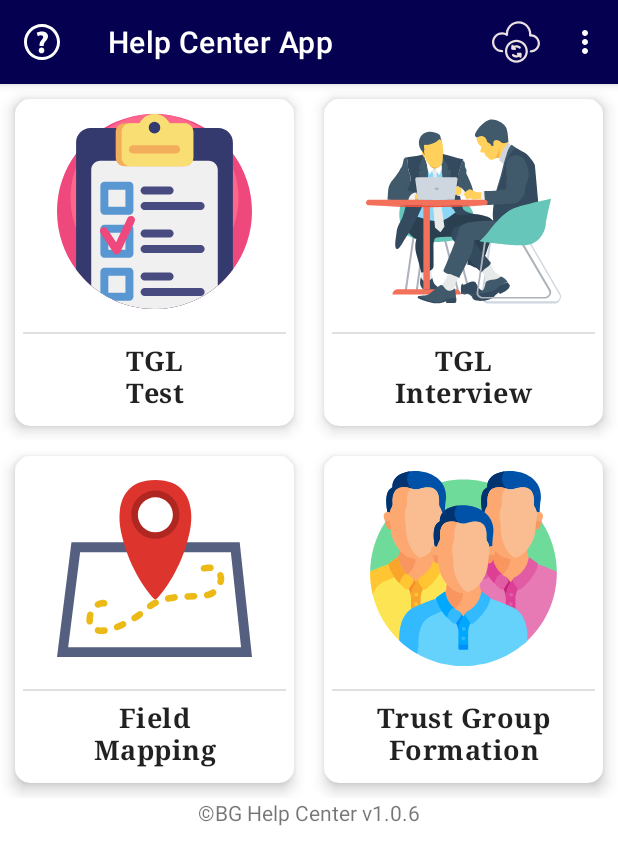
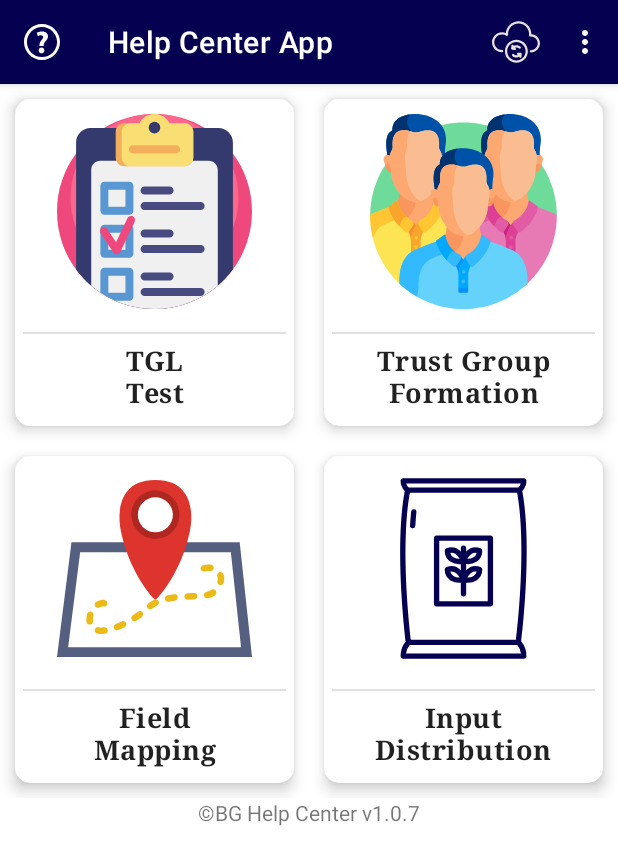
Before and after one commit to BabbanGonaDev/help-center, an Android app: the HomePage screen opened directly, with no data from a screen before it, on a phone screen of 412 x 824 dp. Shown: the top 865 px of the screen. Run offline under Robolectric (Android 15) with nearby library versions, the phone set to English and light mode, and no system bars; our stand-ins replace Room's generated code; Roboto replaces fonts that are not available here.

Commit message:
Replaced "TGL Interview" with Input Distribution "id" since both tgl_test and tgl_interview are together

```diff
--- a/app/build.gradle
+++ b/app/build.gradle
@@ -1,13 +1,13 @@
-apply plugin: 'com.android.library'
+apply plugin: 'com.android.application'
 
 android {
     compileSdkVersion 29
     defaultConfig {
-        //applicationId "com.bgenterprise.helpcentermodule"
+        applicationId "com.bgenterprise.helpcentermodule"
         minSdkVersion 21
         targetSdkVersion 29
         versionCode 1
-        versionName "1.0.6"
+        versionName "1.0.7"
         testInstrumentationRunner "androidx.test.runner.AndroidJUnitRunner"
     }
     buildTypes {
--- a/app/src/main/AndroidManifest.xml
+++ b/app/src/main/AndroidManifest.xml
@@ -27,11 +27,11 @@
             android:name=".SplashScreen"
             android:theme="@style/Theme.MaterialComponents.Light.NoActionBar" />
         <activity android:name=".MainActivity">
-            <!--<intent-filter>
+            <intent-filter>
                 <action android:name="android.intent.action.MAIN" />
 
                 <category android:name="android.intent.category.LAUNCHER" />
-            </intent-filter>-->
+            </intent-filter>
         </activity>
 
         <meta-data
--- a/app/src/main/java/com/bgenterprise/helpcentermodule/HomePage.java
+++ b/app/src/main/java/com/bgenterprise/helpcentermodule/HomePage.java
@@ -83,7 +83,7 @@ public class HomePage extends AppCompatActivity {
         getSupportActionBar().setDisplayHomeAsUpEnabled(true);
         cl = findViewById(R.id.cl);
         CardView tgl_test_card = findViewById(R.id.tgl_test_card);
-        CardView tgl_interview_card = findViewById(R.id.tgl_interview_card);
+        CardView id_card = findViewById(R.id.id_card);
         CardView field_mapping_card = findViewById(R.id.field_mapping_card);
         CardView tfm_card = findViewById(R.id.tfm_card);
         btn_cancel_resource_sync = findViewById(R.id.btn_cancel_resource_sync);
@@ -107,8 +107,8 @@ public class HomePage extends AppCompatActivity {
             }
         });
 
-        tgl_interview_card.setOnClickListener(view -> {
-            sessionM.SET_KEY_APP_ID("tgl_interview");
+        id_card.setOnClickListener(view -> {
+            sessionM.SET_KEY_APP_ID("id");
             if(checkAndRequestPermissions()){
                 startActivity(new Intent(HomePage.this, ViewActivityGroups.class));
             }
--- a/app/src/main/java/com/bgenterprise/helpcentermodule/Network/HelpCenterSync.java
+++ b/app/src/main/java/com/bgenterprise/helpcentermodule/Network/HelpCenterSync.java
@@ -126,7 +126,8 @@ public class HelpCenterSync extends Service {
         });
     }
 
-    public void initFeedbackSync(String values){
+    public void initFeedbackSync(String values)
+    {
         Log.d("CHECK", values);
         Log.d("CHECK", "We have started initGeneralFeedbackSync");
         //This function syncs up the values of the feedback for the questions in the app.
--- /dev/null
+++ b/app/src/main/res/drawable/ic_helpcenter_fertilizer.xml
@@ -0,0 +1,7 @@
+<vector android:height="24dp" android:viewportHeight="128"
+    android:viewportWidth="128" android:width="24dp" xmlns:android="http://schemas.android.com/apk/res/android">
+    <path android:fillColor="#050150" android:pathData="m102.581,13.209a9.852,9.852 0,0 0,2.735 -6.73,1.749 1.749,0 0,0 -1.75,-1.729h-79.132a1.749,1.749 0,0 0,-1.75 1.729,9.852 9.852,0 0,0 2.735,6.73c-6.58,35.772 -0.233,91.234 0.67,98.684a14.517,14.517 0,0 0,-3.4 9.711,1.75 1.75,0 0,0 1.747,1.646h79.132a1.75,1.75 0,0 0,1.747 -1.646,14.517 14.517,0 0,0 -3.4,-9.711c0.899,-7.45 7.246,-62.912 0.666,-98.684zM101.549,8.25a5.065,5.065 0,0 1,-1.51 2.5h-72.078a5.08,5.08 0,0 1,-1.51 -2.5zM28.788,14.25h70.424c6.195,34.326 0.445,86.928 -0.689,96.5h-69.046c-1.134,-9.572 -6.884,-62.174 -0.689,-96.5zM26.288,119.75a10.612,10.612 0,0 1,2.407 -5.5h70.611a10.6,10.6 0,0 1,2.406 5.5z"/>
+    <path android:fillColor="#050150" android:pathData="m30.556,37.659h0.1a1.748,1.748 0,0 0,1.745 -1.65c0.178,-3.121 0.409,-6.122 0.685,-8.922a1.75,1.75 0,1 0,-3.483 -0.343c-0.281,2.847 -0.515,5.9 -0.7,9.066a1.751,1.751 0,0 0,1.653 1.849z"/>
+    <path android:fillColor="#050150" android:pathData="m46.333,88.917h35.334a1.75,1.75 0,0 0,1.75 -1.75v-43.067a1.749,1.749 0,0 0,-1.75 -1.75h-35.334a1.749,1.749 0,0 0,-1.75 1.75v43.067a1.75,1.75 0,0 0,1.75 1.75zM48.083,45.846h31.834v39.571h-31.834z"/>
+    <path android:fillColor="#050150" android:pathData="m75.107,62.978a8.811,8.811 0,0 0,-9.357 2.184v-4.034c0.327,0.028 0.662,0.045 1,0.045a10.763,10.763 0,0 0,5.762 -1.573,8.506 8.506,0 0,0 3.819,-7.119 1.751,1.751 0,0 0,-1.224 -1.757,8.809 8.809,0 0,0 -9.357,2.184v-2.208a1.75,1.75 0,0 0,-3.5 0v2.208a8.809,8.809 0,0 0,-9.357 -2.184,1.751 1.751,0 0,0 -1.224,1.757 8.506,8.506 0,0 0,3.819 7.119,10.763 10.763,0 0,0 5.757,1.576c0.343,0 0.678,-0.017 1.005,-0.045v4.034a8.809,8.809 0,0 0,-9.357 -2.184,1.75 1.75,0 0,0 -1.224,1.756 8.505,8.505 0,0 0,3.819 7.12,10.765 10.765,0 0,0 5.758,1.577c0.343,0 0.678,-0.018 1,-0.046v7.18a1.75,1.75 0,0 0,3.5 0v-7.18c0.326,0.029 0.661,0.046 1,0.046a10.765,10.765 0,0 0,5.758 -1.577,8.505 8.505,0 0,0 3.819,-7.12 1.75,1.75 0,0 0,-1.216 -1.759zM72.632,53.751a4.631,4.631 0,0 1,-2.022 2.908,7.277 7.277,0 0,1 -4.089,1.007c1.566,-2.907 3.587,-4.197 6.111,-3.915zM57.39,56.659a4.631,4.631 0,0 1,-2.022 -2.908c2.525,-0.283 4.545,1.009 6.111,3.915a7.222,7.222 0,0 1,-4.089 -1.007zM57.39,68.916a4.634,4.634 0,0 1,-2.021 -2.908c2.525,-0.286 4.545,1.009 6.111,3.915a7.215,7.215 0,0 1,-4.091 -1.007zM70.612,68.916a7.266,7.266 0,0 1,-4.09 1.007c1.566,-2.906 3.587,-4.2 6.111,-3.915a4.634,4.634 0,0 1,-2.022 2.908z"/>
+</vector>
--- a/app/src/main/res/layout/activity_help_home_page.xml
+++ b/app/src/main/res/layout/activity_help_home_page.xml
@@ -182,7 +182,7 @@
                     </com.google.android.material.card.MaterialCardView>
 
                     <com.google.android.material.card.MaterialCardView
-                        android:id="@+id/tgl_interview_card"
+                        android:id="@+id/tfm_card"
                         android:layout_width="wrap_content"
                         android:layout_height="wrap_content"
                         android:layout_margin="10dp"
@@ -193,37 +193,37 @@
                         app:cardPreventCornerOverlap="true">
 
                         <RelativeLayout
-                            android:layout_width="wrap_content"
+                            android:layout_width="match_parent"
                             android:layout_height="wrap_content"
                             android:layout_marginStart="5dp"
                             android:layout_marginEnd="5dp"
                             android:gravity="center_horizontal">
 
                             <ImageView
-                                android:id="@+id/imageView_interview"
+                                android:id="@+id/imageView_tfm"
                                 android:layout_width="match_parent"
                                 android:layout_height="150dp"
                                 android:padding="10dp"
                                 android:scaleType="fitCenter"
-                                app:srcCompat="@drawable/ic_helpcenter_interview_icon" />
+                                app:srcCompat="@drawable/ic_helpcenter_tfm_icon" />
 
                             <TextView
                                 android:layout_width="match_parent"
                                 android:layout_height="wrap_content"
-                                android:layout_below="@id/divider_interview"
+                                android:layout_below="@id/divider_tfm"
                                 android:layout_marginBottom="10dp"
                                 android:fontFamily="serif"
-                                android:gravity="center"
-                                android:text="@string/helpcenter_interview_card_text"
+                                android:text="@string/helpcenter_tfm_card_text"
+                                android:textAlignment="center"
                                 android:textAppearance="@style/TextAppearance.MaterialComponents.Body2"
                                 android:textSize="18sp"
                                 android:textStyle="bold" />
 
                             <View
-                                android:id="@+id/divider_interview"
+                                android:id="@+id/divider_tfm"
                                 android:layout_width="match_parent"
                                 android:layout_height="1dp"
-                                android:layout_below="@id/imageView_interview"
+                                android:layout_below="@id/imageView_tfm"
                                 android:layout_marginTop="5dp"
                                 android:layout_marginBottom="5dp"
                                 android:background="?android:attr/listDivider" />
@@ -289,7 +289,7 @@
                     </com.google.android.material.card.MaterialCardView>
 
                     <com.google.android.material.card.MaterialCardView
-                        android:id="@+id/tfm_card"
+                        android:id="@+id/id_card"
                         android:layout_width="wrap_content"
                         android:layout_height="wrap_content"
                         android:layout_margin="10dp"
@@ -307,30 +307,30 @@
                             android:gravity="center_horizontal">
 
                             <ImageView
-                                android:id="@+id/imageView_tfm"
+                                android:id="@+id/imageView_id"
                                 android:layout_width="match_parent"
                                 android:layout_height="150dp"
                                 android:padding="10dp"
                                 android:scaleType="fitCenter"
-                                app:srcCompat="@drawable/ic_helpcenter_tfm_icon" />
+                                app:srcCompat="@drawable/ic_helpcenter_fertilizer" />
 
                             <TextView
                                 android:layout_width="match_parent"
                                 android:layout_height="wrap_content"
-                                android:layout_below="@id/divider_tfm"
+                                android:layout_below="@id/divider_id"
                                 android:layout_marginBottom="10dp"
                                 android:fontFamily="serif"
-                                android:text="@string/helpcenter_tfm_card_text"
+                                android:text="@string/helpcenter_id_card_text"
                                 android:textAlignment="center"
                                 android:textAppearance="@style/TextAppearance.MaterialComponents.Body2"
                                 android:textSize="18sp"
                                 android:textStyle="bold" />
 
                             <View
-                                android:id="@+id/divider_tfm"
+                                android:id="@+id/divider_id"
                                 android:layout_width="match_parent"
                                 android:layout_height="1dp"
-                                android:layout_below="@id/imageView_tfm"
+                                android:layout_below="@id/imageView_id"
                                 android:layout_marginTop="5dp"
                                 android:layout_marginBottom="5dp"
                                 android:background="?android:attr/listDivider" />
--- a/app/src/main/res/values/strings.xml
+++ b/app/src/main/res/values/strings.xml
@@ -6,6 +6,7 @@
     <string name="helpcenter_interview_card_text">TGL\nInterview</string>
     <string name="helpcenter_mapping_card_text">Field\nMapping</string>
     <string name="helpcenter_tfm_card_text">Trust Group Formation</string>
+    <string name="helpcenter_id_card_text">Input\nDistribution</string>
     <string name="helpcenter_text">Help Center</string>
     <string name="helpcenter_activity_group_faq_headline">MOST COMMON ISSUES:</string>
     <string name="helpcenter_activity_group_activity_issues_headline">I NEED HELP WITH:</string>
```
Also changed, not shown: 2 other files.
